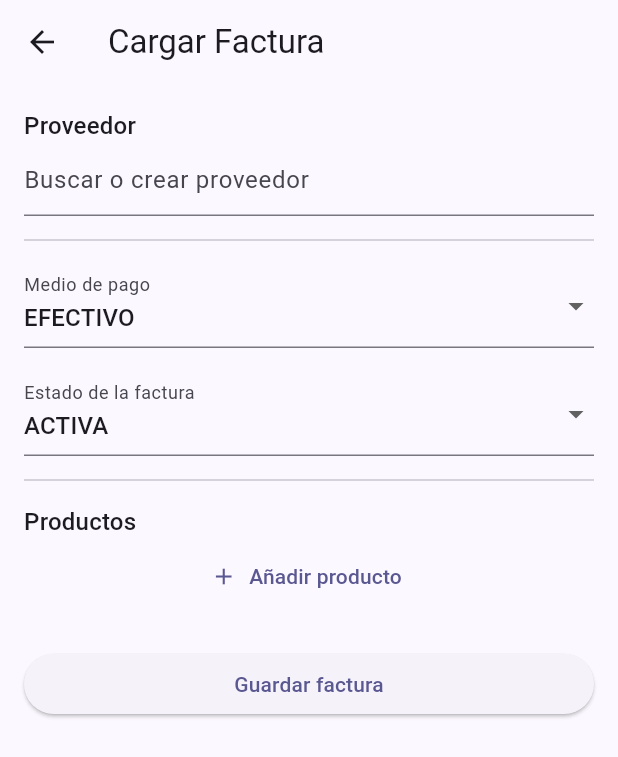
After one commit to Luiskhot123/APP-MOVILE-, a Flutter app: the CargarFacturaPage screen opened by its route, on a phone screen of 412 x 824 dp. The commit adds this screen. Shown: the top 757 px of the screen. Run offline on Flutter 3.47's test engine with Material 3 defaults, Android fonts, the phone set to English and light mode, and no system bars; our stand-ins replace sqflite; missing offline and left inert: mobile_scanner; accounts and stored records are empty.

Commit message:
productos dentro del boton parece estar bueno, solo falta hacer lo mismo con proovedor y conectar con Sql

```diff
--- a/lib/data/product_repository.dart
+++ b/lib/data/product_repository.dart
@@ -41,4 +41,10 @@ class ProductRepository {
     await db.insert("productos", data);
   }
 
+  Future<List<Map<String, dynamic>>> fetchProductosLite() async {
+    final db = await AppDatabase.instance.database;
+    return await db.query("productos", columns: ["id_producto", "nombre"]);
+  }
+
+
 }
--- a/lib/main.dart
+++ b/lib/main.dart
@@ -2,6 +2,8 @@ import 'package:flutter/material.dart';
 import 'pages/inventory_page.dart';
 import 'pages/crear_producto_page.dart';
 import 'pages/facturas_page.dart';
+import 'pages/cargar_factura_page.dart';
+
 
 void main() {
   runApp(const MyApp());
@@ -21,6 +23,7 @@ class MyApp extends StatelessWidget {
       home: const Home(),
       routes: {
         '/crear_producto': (context) => const CrearProductoPage(),
+        '/cargar_factura': (context) => const CargarFacturaPage(),
         '/facturas': (context) => const FacturasPage(),
       },
     );
--- /dev/null
+++ b/lib/pages/cargar_factura_page.dart
@@ -0,0 +1,237 @@
+import 'package:flutter/material.dart';
+import '../data/product_repository.dart';
+import 'crear_producto_page.dart';
+
+class CargarFacturaPage extends StatefulWidget {
+  const CargarFacturaPage({super.key});
+
+  @override
+  State<CargarFacturaPage> createState() => _CargarFacturaPageState();
+}
+
+class _CargarFacturaPageState extends State<CargarFacturaPage> {
+  final _formKey = GlobalKey<FormState>();
+
+  String? _proveedor;
+  bool _mostrarFormProveedor = false;
+  String _medioPago = "EFECTIVO";
+  String _estado = "ACTIVA";
+
+  List<Map<String, dynamic>> _productos = [];
+
+  void _addProducto() {
+    setState(() {
+      _productos.add({
+        "producto": null,
+        "cantidad": null,
+        "precio": null,
+        "iva": null,
+        "otros": null,
+      });
+    });
+  }
+
+  void _guardarFactura() {
+    if (_formKey.currentState!.validate()) {
+      _formKey.currentState!.save();
+
+      // TODO: Guardar en BD
+      ScaffoldMessenger.of(context).showSnackBar(
+        const SnackBar(content: Text("Factura guardada con éxito ✅")),
+      );
+      Navigator.pop(context, true);
+    } else {
+      ScaffoldMessenger.of(context).showSnackBar(
+        const SnackBar(content: Text("Completa todos los campos obligatorios ❌")),
+      );
+    }
+  }
+
+  @override
+  Widget build(BuildContext context) {
+    return Scaffold(
+      appBar: AppBar(title: const Text("Cargar Factura")),
+      body: Form(
+        key: _formKey,
+        child: ListView(
+          padding: const EdgeInsets.all(16),
+          children: [
+            // 🔹 Proveedor
+            Text("Proveedor", style: Theme.of(context).textTheme.titleMedium),
+            TextFormField(
+              decoration: const InputDecoration(hintText: "Buscar o crear proveedor"),
+              validator: (val) =>
+              val == null || val.isEmpty ? "Proveedor obligatorio" : null,
+              onChanged: (val) {
+                setState(() {
+                  _proveedor = val;
+                  _mostrarFormProveedor = true;
+                });
+              },
+            ),
+            if (_mostrarFormProveedor) ...[
+              const SizedBox(height: 8),
+              Text("Nuevo proveedor", style: Theme.of(context).textTheme.titleSmall),
+              TextFormField(
+                decoration: const InputDecoration(labelText: "Razón social"),
+                validator: (val) => val == null || val.isEmpty ? "Requerido" : null,
+              ),
+              TextFormField(
+                decoration: const InputDecoration(labelText: "NIT"),
+                validator: (val) => val == null || val.isEmpty ? "Requerido" : null,
+              ),
+              TextFormField(decoration: const InputDecoration(labelText: "Dirección")),
+              TextFormField(decoration: const InputDecoration(labelText: "Teléfono")),
+              TextFormField(decoration: const InputDecoration(labelText: "Email")),
+              TextFormField(decoration: const InputDecoration(labelText: "Contacto")),
+            ],
+
+            const Divider(height: 32),
+
+            // 🔹 Medio de pago
+            DropdownButtonFormField<String>(
+              value: _medioPago,
+              decoration: const InputDecoration(labelText: "Medio de pago"),
+              items: ["EFECTIVO", "TARJETA", "TRANSFERENCIA"]
+                  .map((e) => DropdownMenuItem(value: e, child: Text(e)))
+                  .toList(),
+              onChanged: (val) => setState(() => _medioPago = val!),
+              validator: (val) =>
+              val == null || val.isEmpty ? "Selecciona un medio de pago" : null,
+            ),
+
+            const SizedBox(height: 16),
+
+            // 🔹 Estado
+            DropdownButtonFormField<String>(
+              value: _estado,
+              decoration: const InputDecoration(labelText: "Estado de la factura"),
+              items: ["ACTIVA", "ANULADA", "NOTA_CREDITO", "NOTA_DEBITO"]
+                  .map((e) => DropdownMenuItem(value: e, child: Text(e)))
+                  .toList(),
+              onChanged: (val) => setState(() => _estado = val!),
+              validator: (val) =>
+              val == null || val.isEmpty ? "Selecciona un estado" : null,
+            ),
+
+            const Divider(height: 32),
+
+            // 🔹 Productos
+            Text("Productos", style: Theme.of(context).textTheme.titleMedium),
+            ..._productos.asMap().entries.map((entry) {
+              final i = entry.key;
+              final item = entry.value;
+
+              return Card(
+                margin: const EdgeInsets.symmetric(vertical: 6),
+                child: Padding(
+                  padding: const EdgeInsets.all(8),
+                  child: Column(
+                    children: [
+                      FutureBuilder<List<Map<String, dynamic>>>(
+                        future: ProductRepository().fetchProductosLite(),
+                        builder: (context, snap) {
+                          if (!snap.hasData) {
+                            return const CircularProgressIndicator();
+                          }
+                          final productos = snap.data!;
+                          final nombres = productos.map((p) => p['nombre'] as String).toList();
+
+                          return Autocomplete<String>(
+                            optionsBuilder: (textEditingValue) {
+                              final query = textEditingValue.text.trim().toLowerCase();
+                              if (query.isEmpty) return const Iterable<String>.empty();
+                              final matches = nombres
+                                  .where((p) => p.toLowerCase().contains(query))
+                                  .toList();
+
+                              if (!nombres.map((e) => e.toLowerCase()).contains(query)) {
+                                matches.add("El producto no existe, desea crear: ${textEditingValue.text}");
+                              }
+
+                              return matches;
+                            },
+                            onSelected: (seleccion) async {
+                              if (seleccion.startsWith("El producto no existe")) {
+                                final nuevoNombre = seleccion.split(":").last.trim();
+                                await _abrirCrearProducto(nuevoNombre);
+                                setState(() {});
+                              } else {
+                                final producto = productos.firstWhere((p) => p['nombre'] == seleccion);
+                                setState(() {
+                                  item["producto_id"] = producto['id_producto'];
+                                  item["producto_nombre"] = producto['nombre'];
+                                });
+                              }
+                            },
+                          );
+                        },
+                      ),
+                      const SizedBox(height: 8),
+                      Row(
+                        children: [
+                          Expanded(
+                            child: TextFormField(
+                              decoration: const InputDecoration(labelText: "Cantidad"),
+                              keyboardType: TextInputType.number,
+                              validator: (val) {
+                                final n = int.tryParse(val ?? "");
+                                if (n == null || n <= 0) return "Cantidad inválida";
+                                return null;
+                              },
+                              onSaved: (val) =>
+                              item["cantidad"] = int.tryParse(val ?? "0") ?? 0,
+                            ),
+                          ),
+                          const SizedBox(width: 8),
+                          Expanded(
+                            child: TextFormField(
+                              decoration: const InputDecoration(labelText: "Precio"),
+                              keyboardType: TextInputType.number,
+                              validator: (val) {
+                                final n = double.tryParse(val ?? "");
+                                if (n == null || n <= 0) return "Precio inválido";
+                                return null;
+                              },
+                              onSaved: (val) =>
+                              item["precio"] = double.tryParse(val ?? "0.0") ?? 0.0,
+                            ),
+                          ),
+                        ],
+                      ),
+                    ],
+                  ),
+                ),
+              );
+            }),
+
+            TextButton.icon(
+              onPressed: _addProducto,
+              icon: const Icon(Icons.add),
+              label: const Text("Añadir producto"),
+            ),
+
+            const SizedBox(height: 24),
+
+            ElevatedButton(
+              onPressed: _guardarFactura,
+              child: const Text("Guardar factura"),
+            ),
+          ],
+        ),
+      ),
+    );
+  }
+
+  Future<void> _abrirCrearProducto(String nombreInicial) async {
+    final result = await Navigator.pushNamed(
+      context,
+      '/crear_producto',
+      arguments: {"nombreInicial": nombreInicial},
+    );
+
+    if (result == true) {
+      setState(() {});
+    }
+  }
+}
```
Also changed, not shown: lib/pages/crear_producto_page.dart (+19 -2 lines), lib/pages/facturas_page.dart (+12 -2 lines), 1 other file.
